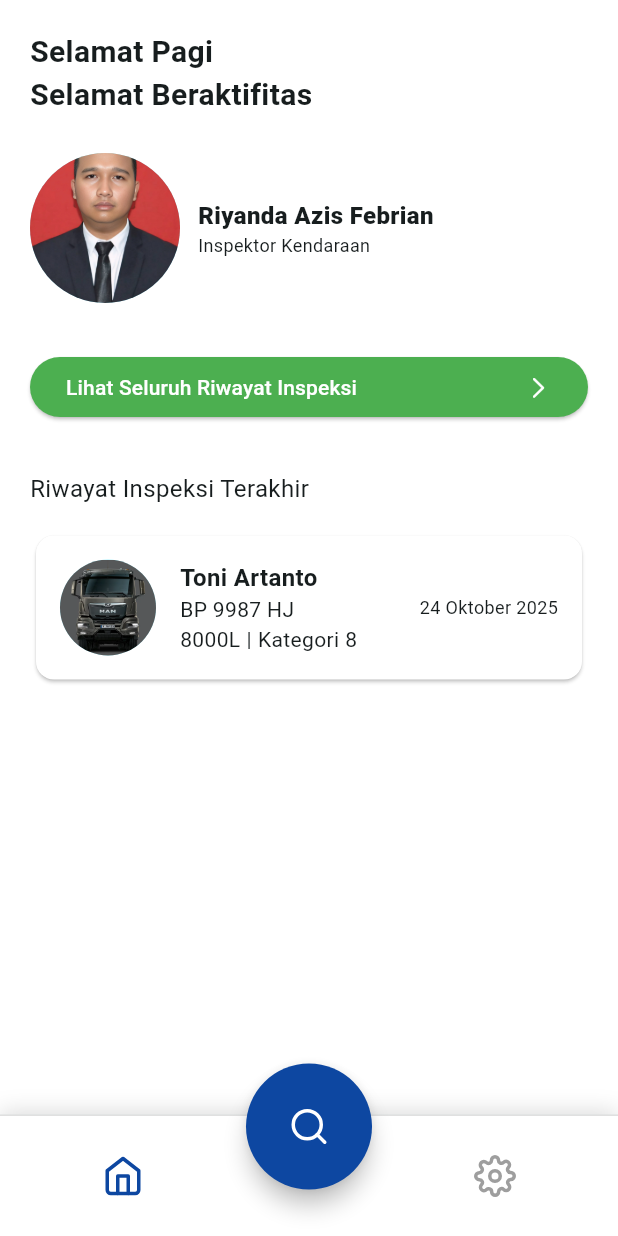
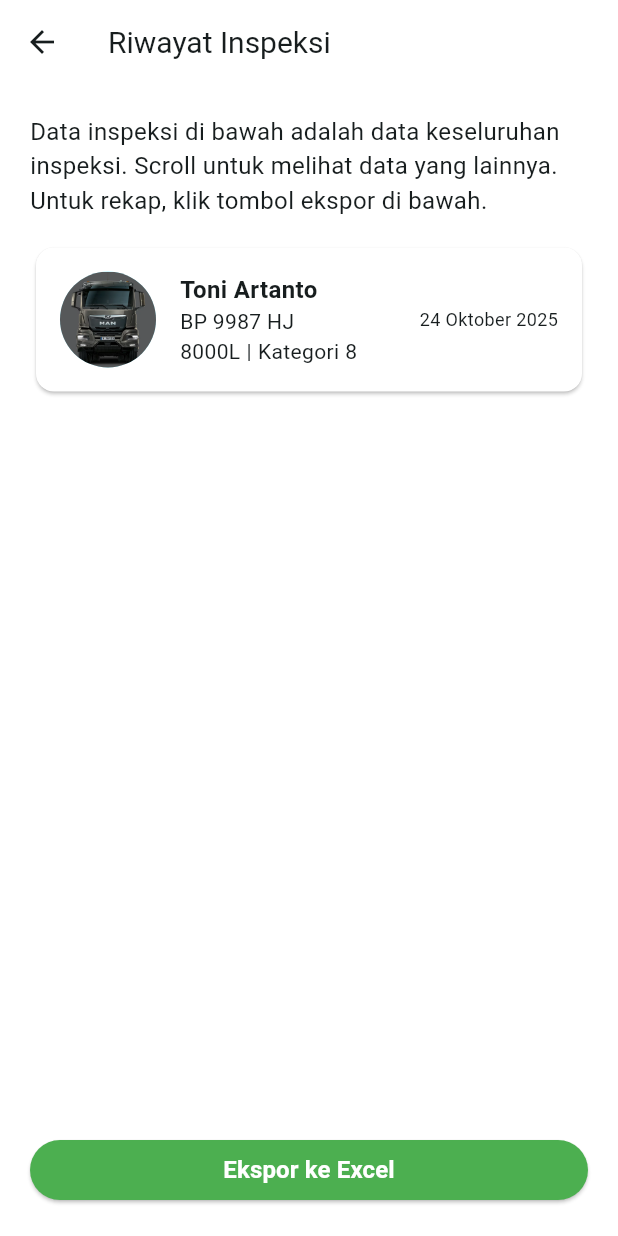
Before and after one commit to Chevyosa/petrosafe_app, a Flutter app: the screen it shows after launch, after a tap on "Lihat Seluruh Riwayat Inspeksi", on a phone screen of 412 x 824 dp. Run offline on Flutter 3.47's test engine with Material 3 defaults, Android fonts, the phone set to English and light mode, and no system bars; our stand-ins replace flutter_feather_icons.

Commit message:
Created History Page

```diff
--- /dev/null
+++ b/lib/widgets/cards/card_history_data.dart
@@ -0,0 +1,49 @@
+import 'package:flutter/material.dart';
+
+class HistoryDataCard extends StatelessWidget {
+  const HistoryDataCard({super.key});
+
+  @override
+  Widget build(BuildContext context) {
+    return Card(
+      color: Colors.white,
+      child: Padding(
+        padding: EdgeInsets.all(16),
+        child: Row(
+          children: <Widget>[
+            CircleAvatar(
+              backgroundImage: AssetImage("lib/assets/images/Truk.png"),
+              radius: 32,
+            ),
+            SizedBox(width: 16),
+            Column(
+              crossAxisAlignment: CrossAxisAlignment.start,
+              children: <Widget>[
+                Text(
+                  "Toni Artanto",
+                  style: TextStyle(fontSize: 16, fontWeight: FontWeight.bold),
+                ),
+                Text("BP 9987 HJ"),
+                Row(
+                  children: <Widget>[
+                    Text("8000L"),
+                    SizedBox(width: 4),
+                    Text("|"),
+                    SizedBox(width: 4),
+                    Text("Kategori 8"),
+                  ],
+                ),
+              ],
+            ),
+            Spacer(),
+            Column(
+              children: <Widget>[
+                Text("24 Oktober 2025", style: TextStyle(fontSize: 12)),
+              ],
+            ),
+          ],
+        ),
+      ),
+    );
+  }
+}
--- /dev/null
+++ b/lib/widgets/history/content_history.dart
@@ -0,0 +1,63 @@
+import 'package:flutter/material.dart';
+import 'package:petrosafe_app/widgets/cards/card_history_data.dart';
+
+class HistoryContent extends StatelessWidget {
+  const HistoryContent({super.key});
+
+  @override
+  Widget build(BuildContext context) {
+    return Scaffold(
+      backgroundColor: Colors.white,
+      appBar: AppBar(
+        title: Text("Riwayat Inspeksi", style: TextStyle(fontSize: 20)),
+        backgroundColor: Colors.white,
+      ),
+      body: Column(
+        children: <Widget>[
+          SafeArea(
+            child: Padding(
+              padding: EdgeInsets.all(20),
+              child: Column(
+                children: <Widget>[
+                  Text(
+                    "Data inspeksi di bawah adalah data keseluruhan inspeksi. Scroll untuk melihat data yang lainnya. Untuk rekap, klik tombol ekspor di bawah.",
+                    style: TextStyle(fontSize: 16),
+                  ),
+
+                  SizedBox(height: 16),
+
+                  HistoryDataCard(),
+                ],
+              ),
+            ),
+          ),
+
+          Spacer(),
+
+          SafeArea(
+            child: Padding(
+              padding: EdgeInsets.all(20),
+              child: SizedBox(
+                width: double.infinity,
+                child: ElevatedButton(
+                  style: ElevatedButton.styleFrom(
+                    backgroundColor: Colors.green,
+                  ),
+                  onPressed: () => {},
+                  child: Text(
+                    "Ekspor ke Excel",
+                    style: TextStyle(
+                      color: Colors.white,
+                      fontWeight: FontWeight.bold,
+                      fontSize: 16,
+                    ),
+                  ),
+                ),
+              ),
+            ),
+          ),
+        ],
+      ),
+    );
+  }
+}
--- a/lib/widgets/home/content_home.dart
+++ b/lib/widgets/home/content_home.dart
@@ -1,11 +1,13 @@
 import 'package:flutter/cupertino.dart';
 import 'package:flutter/material.dart';
+import 'package:petrosafe_app/widgets/cards/card_history_data.dart';
+import 'package:petrosafe_app/widgets/history/content_history.dart';
 
 class HomeContent extends StatelessWidget {
   const HomeContent({super.key});
 
   @override
-  Widget build(Object context) {
+  Widget build(BuildContext context) {
     const rightArrow = Icon(CupertinoIcons.chevron_right, color: Colors.white);
 
     return Scaffold(
@@ -65,7 +67,10 @@ class HomeContent extends StatelessWidget {
                   style: ElevatedButton.styleFrom(
                     backgroundColor: Colors.green,
                   ),
-                  onPressed: () => {},
+                  onPressed: () => Navigator.push(
+                    context,
+                    MaterialPageRoute(builder: (context) => HistoryContent()),
+                  ),
                   child: Row(
                     children: <Widget>[
                       Text(
@@ -85,54 +90,7 @@ class HomeContent extends StatelessWidget {
 
               SizedBox(height: 16),
 
-              Card(
-                color: Colors.white,
-                child: Padding(
-                  padding: EdgeInsets.all(16),
-                  child: Row(
-                    children: <Widget>[
-                      CircleAvatar(
-                        backgroundImage: AssetImage(
-                          "lib/assets/images/Truk.png",
-                        ),
-                        radius: 32,
-                      ),
-                      SizedBox(width: 16),
-                      Column(
-                        crossAxisAlignment: CrossAxisAlignment.start,
-                        children: <Widget>[
-                          Text(
-                            "Toni Artanto",
-                            style: TextStyle(
-                              fontSize: 16,
-                              fontWeight: FontWeight.bold,
-                            ),
-                          ),
-                          Text("BP 9987 HJ"),
-                          Row(
-                            children: <Widget>[
-                              Text("8000L"),
-                              SizedBox(width: 4),
-                              Text("|"),
-                              SizedBox(width: 4),
-                              Text("Kategori 8"),
-                            ],
-                          ),
-                        ],
-                      ),
-                      Spacer(),
-                      Column(
-                        children: <Widget>[
-                          Text(
-                            "24 Oktober 2025",
-                            style: TextStyle(fontSize: 12),
-                          ),
-                        ],
-                      ),
-                    ],
-                  ),
-                ),
-              ),
+              HistoryDataCard(),
             ],
           ),
         ),
```
